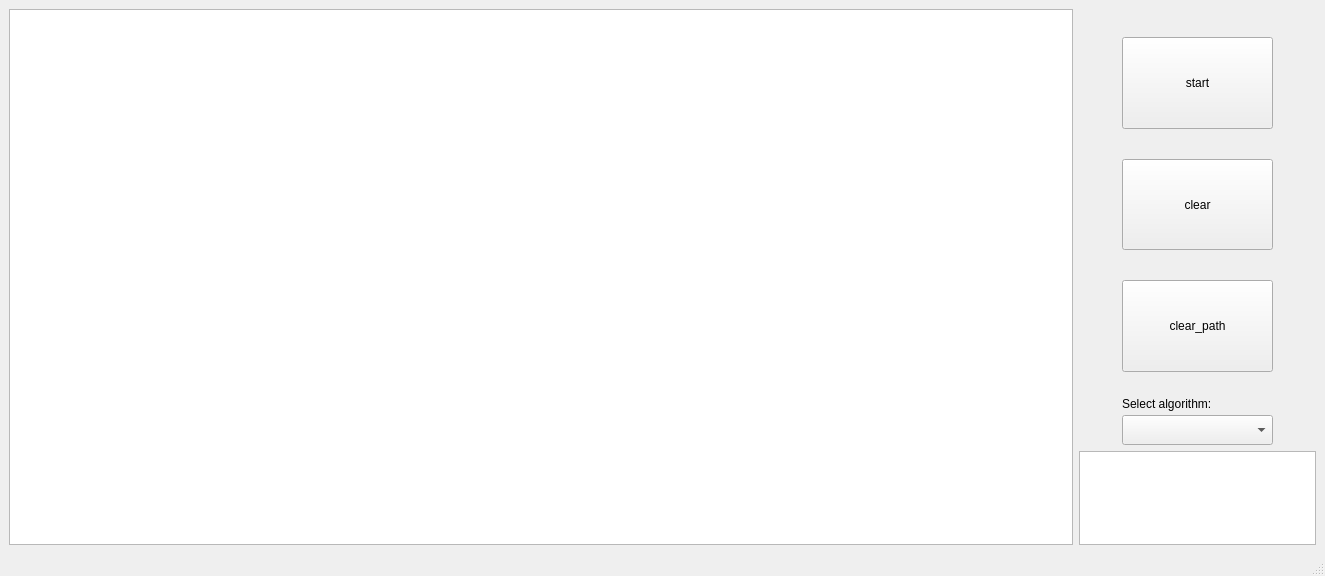
Old version of the form a_star/mainwindow.ui in the repository wowaser/A_STAR.
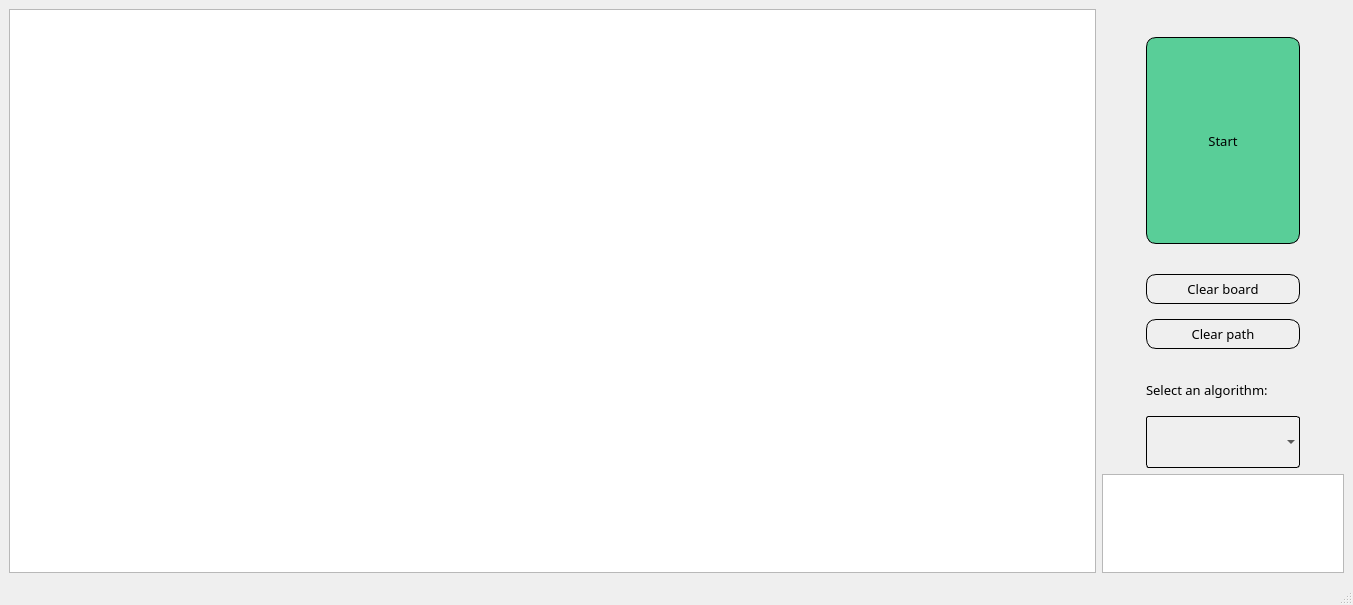
New version of the form.

Diff of the .ui file:
```diff
--- a/a_star/mainwindow.ui
+++ b/a_star/mainwindow.ui
@@ -6,10 +6,16 @@
    <rect>
     <x>0</x>
     <y>0</y>
-    <width>1325</width>
-    <height>576</height>
+    <width>1353</width>
+    <height>605</height>
    </rect>
   </property>
+  <property name="font">
+   <font>
+    <family>Bahnschrift</family>
+    <pointsize>10</pointsize>
+   </font>
+  </property>
   <property name="windowTitle">
    <string>MainWindow</string>
   </property>
@@ -36,7 +42,7 @@
          </spacer>
         </item>
         <item>
-         <layout class="QVBoxLayout" name="verticalLayout" stretch="4,0,4,0,4,0,1,1">
+         <layout class="QVBoxLayout" name="verticalLayout" stretch="4,0,0,0,0,0,1,1">
           <property name="spacing">
            <number>0</number>
           </property>
@@ -63,8 +69,27 @@
               <height>30</height>
              </size>
             </property>
+            <property name="font">
+             <font>
+              <family>Bahnschrift</family>
+              <pointsize>10</pointsize>
+             </font>
+            </property>
+            <property name="cursor">
+             <cursorShape>PointingHandCursor</cursorShape>
+            </property>
+            <property name="styleSheet">
+             <string notr="true">QPushButton{border-style: solid;
+border-color: black;
+border-width: 1px;
+border-radius: 10px;
+background-color: #59CE98}
+
+QPushButton:hover{background-color: #59CEB0}
+</string>
+            </property>
             <property name="text">
-             <string>start</string>
+             <string>Start</string>
             </property>
            </widget>
           </item>
@@ -95,8 +120,27 @@
               <height>30</height>
              </size>
             </property>
+            <property name="font">
+             <font>
+              <family>Bahnschrift</family>
+              <pointsize>10</pointsize>
+             </font>
+            </property>
+            <property name="cursor">
+             <cursorShape>PointingHandCursor</cursorShape>
+            </property>
+            <property name="styleSheet">
+             <string notr="true">QPushButton{border-style: solid;
+border-color: black;
+border-width: 1px;
+border-radius: 10px;}
+
+QPushButton:hover{border-style: solid;
+border-color: #4C4E4D;}
+</string>
+            </property>
             <property name="text">
-             <string>clear</string>
+             <string>Clear board</string>
             </property>
            </widget>
           </item>
@@ -108,7 +152,7 @@
             <property name="sizeHint" stdset="0">
              <size>
               <width>20</width>
-              <height>30</height>
+              <height>15</height>
              </size>
             </property>
            </spacer>
@@ -127,8 +171,27 @@
               <height>30</height>
              </size>
             </property>
+            <property name="font">
+             <font>
+              <family>Bahnschrift</family>
+              <pointsize>10</pointsize>
+             </font>
+            </property>
+            <property name="cursor">
+             <cursorShape>PointingHandCursor</cursorShape>
+            </property>
+            <property name="styleSheet">
+             <string notr="true">QPushButton{border-style: solid;
+border-color: black;
+border-width: 1px;
+border-radius: 10px;}
+
+QPushButton:hover{border-style: solid;
+border-color: #4C4E4D;}
+</string>
+            </property>
             <property name="text">
-             <string>clear_path</string>
+             <string>Clear path</string>
             </property>
            </widget>
           </item>
@@ -140,7 +203,7 @@
             <property name="sizeHint" stdset="0">
              <size>
               <width>20</width>
-              <height>20</height>
+              <height>15</height>
              </size>
             </property>
            </spacer>
@@ -148,7 +211,7 @@
           <item>
            <widget class="QLabel" name="ChoiseeLabel">
             <property name="text">
-             <string>Select algorithm:</string>
+             <string>Select an algorithm:</string>
             </property>
            </widget>
           </item>
@@ -162,13 +225,24 @@
             </property>
             <property name="minimumSize">
              <size>
-              <width>100</width>
+              <width>0</width>
               <height>30</height>
              </size>
             </property>
+            <property name="font">
+             <font>
+              <family>Bahnschrift</family>
+              <pointsize>10</pointsize>
+             </font>
+            </property>
+            <property name="cursor">
+             <cursorShape>PointingHandCursor</cursorShape>
+            </property>
             <property name="styleSheet">
-             <string notr="true">QComboBox{
-    text-align: center;
+             <string notr="true">QComboBox {
+    border: 1px solid black;
+    border-radius: 3px;
+	background-color:rgba(255, 255, 255, 0)
 }</string>
             </property>
             <property name="placeholderText">
@@ -180,6 +254,16 @@
         </item>
         <item>
          <spacer name="horizontalSpacer_2">
+          <property name="styleSheet">
+           <string>QPushButton{border-style: solid;
+border-color: black;
+border-width: 1px;
+border-radius: 10px;}
+
+QPushButton:hover{border-style: solid;
+border-color: #4C4E4D;}
+</string>
+          </property>
           <property name="orientation">
            <enum>Qt::Horizontal</enum>
           </property>
```
Left out of the diff: 12 changed lines with no effect on the pictures.
